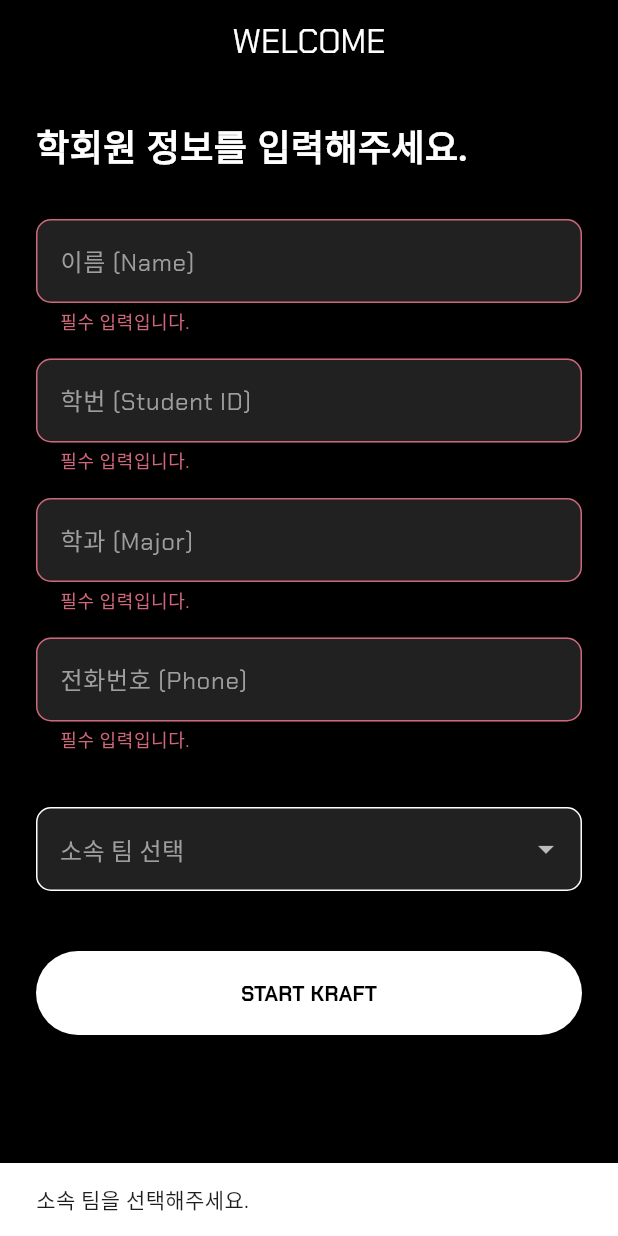
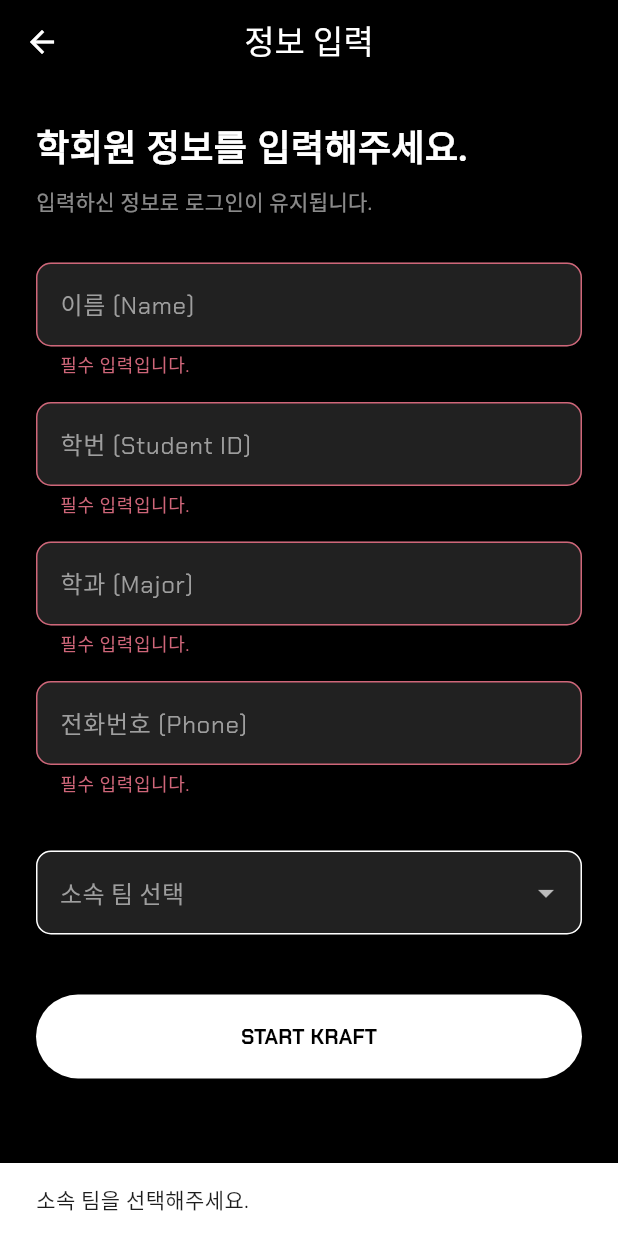
Before and after one commit to joshuakod123/kraft_app, a Flutter app: the OnboardingScreen screen opened by its route, after a tap on "START KRAFT", on a phone screen of 412 x 824 dp. Run offline on Flutter 3.47's test engine with Material 3 defaults, Android fonts, the phone set to English and light mode, and no system bars; our stand-ins replace file_picker, flutter_animate, flutter_riverpod, glass_kit, go_router, google_fonts and 3 more; missing offline and left inert: mobile_scanner; accounts and stored records are empty; network calls fail; statements that could not run were skipped.

Commit message:
screen issue

```diff
--- a/lib/core/data/supabase_repository.dart
+++ b/lib/core/data/supabase_repository.dart
@@ -141,4 +141,6 @@
       return [];
     }
   }
+
+  updateUserProfile({required String name, required String studentId, required String major, required String phone, required int teamId}) {}
 }
--- a/lib/features/auth/onboarding_screen.dart
+++ b/lib/features/auth/onboarding_screen.dart
@@ -35,9 +35,10 @@
         dept: _selectedDept!,
       );
     } catch (e) {
-      ScaffoldMessenger.of(context).showSnackBar(SnackBar(content: Text('Error: $e')));
-    } finally {
-      if (mounted) setState(() => _isLoading = false);
+      if (mounted) {
+        ScaffoldMessenger.of(context).showSnackBar(SnackBar(content: Text('Error: $e')));
+        setState(() => _isLoading = false);
+      }
     }
   }
 
@@ -45,7 +46,17 @@
   Widget build(BuildContext context) {
     return Scaffold(
       backgroundColor: Colors.black,
-      appBar: AppBar(title: const Text("WELCOME"), backgroundColor: Colors.black),
+      appBar: AppBar(
+        title: const Text("정보 입력", style: TextStyle(color: Colors.white)),
+        backgroundColor: Colors.black,
+        leading: IconButton(
+          icon: const Icon(Icons.arrow_back, color: Colors.white),
+          onPressed: () {
+            // [핵심] 뒤로가기 누르면 로그아웃 -> 로그인 화면으로 이동
+            ref.read(authProvider.notifier).logout();
+          },
+        ),
+      ),
       body: SingleChildScrollView(
         padding: const EdgeInsets.all(24),
         child: Form(
@@ -54,6 +65,8 @@
             crossAxisAlignment: CrossAxisAlignment.start,
             children: [
               const Text("학회원 정보를 입력해주세요.", style: TextStyle(color: Colors.white, fontSize: 24, fontWeight: FontWeight.bold)),
+              const SizedBox(height: 8),
+              const Text("입력하신 정보로 로그인이 유지됩니다.", style: TextStyle(color: Colors.white54, fontSize: 14)),
               const SizedBox(height: 30),
               _buildField("이름 (Name)", _nameCtrl),
               _buildField("학번 (Student ID)", _studentIdCtrl),
```
Also changed, not shown: lib/core/router/app_router.dart (+7 -9 lines), lib/features/auth/auth_provider.dart (+17 -23 lines), lib/features/home/widgets/dept_notice_card.dart (+69 -8 lines), lib/main.dart (+11 -6 lines), 1 other file.
